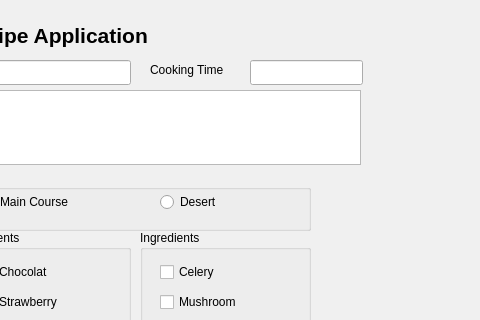
First picture: the form in cooking_recipe/mainwindow.ui, repository brian6466/Cooking-recipe-app, before the edit; both pictures show x 420 to 900 and y 0 to 320 of the 900 by 833 pixel window.
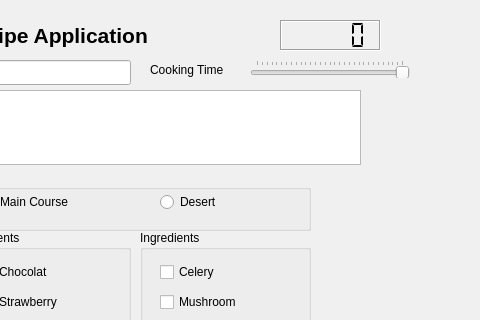
Second picture: the form after the edit.

Commit message: Added Qslider for Time

What changed in the file:
```diff
--- a/cooking_recipe/mainwindow.ui
+++ b/cooking_recipe/mainwindow.ui
@@ -1017,16 +1017,6 @@
      <string>Cooking Time</string>
     </property>
    </widget>
-   <widget class="QLineEdit" name="lineEditTime">
-    <property name="geometry">
-     <rect>
-      <x>670</x>
-      <y>60</y>
-      <width>113</width>
-      <height>25</height>
-     </rect>
-    </property>
-   </widget>
    <widget class="QPlainTextEdit" name="plainTextInstructions">
     <property name="geometry">
      <rect>
@@ -1055,6 +1045,74 @@
      <string>Clear</string>
     </property>
    </widget>
+   <widget class="QSlider" name="horizontalSliderTime">
+    <property name="geometry">
+     <rect>
+      <x>670</x>
+      <y>60</y>
+      <width>160</width>
+      <height>18</height>
+     </rect>
+    </property>
+    <property name="mouseTracking">
+     <bool>true</bool>
+    </property>
+    <property name="tabletTracking">
+     <bool>true</bool>
+    </property>
+    <property name="acceptDrops">
+     <bool>true</bool>
+    </property>
+    <property name="toolTip">
+     <string>&lt;html&gt;&lt;head/&gt;&lt;body&gt;&lt;p&gt;Set Cooking Time&lt;/p&gt;&lt;/body&gt;&lt;/html&gt;</string>
+    </property>
+    <property name="toolTipDuration">
+     <number>2</number>
+    </property>
+    <property name="autoFillBackground">
+     <bool>true</bool>
+    </property>
+    <property name="maximum">
+     <number>300</number>
+    </property>
+    <property name="sliderPosition">
+     <number>0</number>
+    </property>
+    <property name="orientation">
+     <enum>Qt::Horizontal</enum>
+    </property>
+    <property name="invertedAppearance">
+     <bool>true</bool>
+    </property>
+    <property name="invertedControls">
+     <bool>true</bool>
+    </property>
+    <property name="tickPosition">
+     <enum>QSlider::TicksAbove</enum>
+    </property>
+    <property name="tickInterval">
+     <number>10</number>
+    </property>
+   </widget>
+   <widget class="QLCDNumber" name="lcdNumber">
+    <property name="geometry">
+     <rect>
+      <x>700</x>
+      <y>20</y>
+      <width>101</width>
+      <height>31</height>
+     </rect>
+    </property>
+    <property name="frameShadow">
+     <enum>QFrame::Sunken</enum>
+    </property>
+    <property name="lineWidth">
+     <number>1</number>
+    </property>
+    <property name="segmentStyle">
+     <enum>QLCDNumber::Flat</enum>
+    </property>
+   </widget>
   </widget>
  </widget>
  <layoutdefault spacing="6" margin="11"/>
```
The commit also changes 5 other files.
